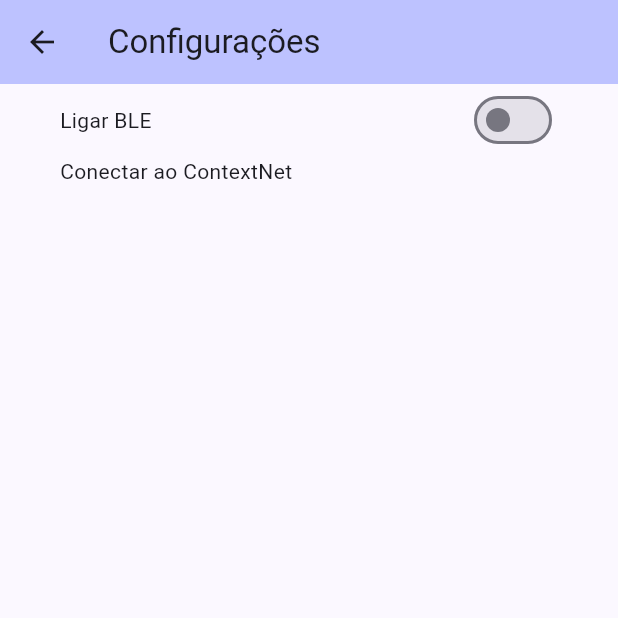
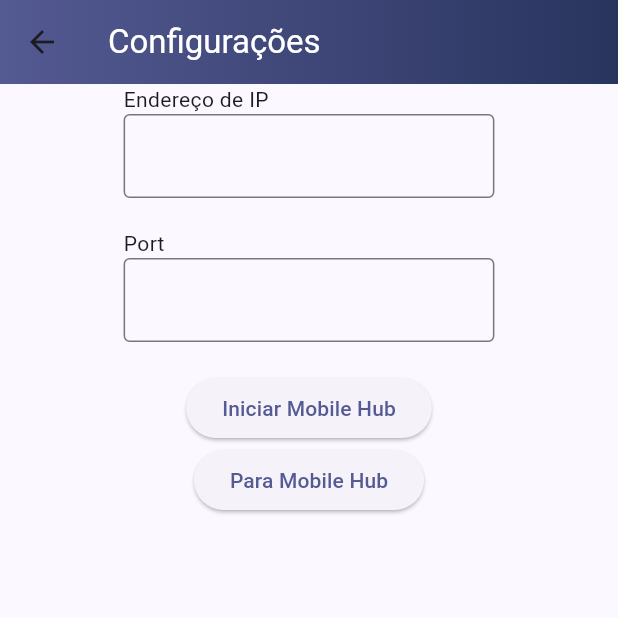
Before and after one commit to AirQyMo/Mobile-Client, a Flutter app: the screen it shows after launch, in the side drawer, after a tap on "Configurações", on a phone screen of 412 x 824 dp, the top half of it. Run offline on Flutter 3.47's test engine with Material 3 defaults, Android fonts, the phone set to English and light mode, and no system bars; missing offline and left inert: plugin.

Commit message:
Tela de configurações com entrada para ip e port

```diff
--- /dev/null
+++ b/lib/ui/settings/view_models/settings_view_model.dart
@@ -0,0 +1,34 @@
+import 'package:flutter/material.dart';
+import 'package:plugin/plugin.dart';
+
+class SettingsViewModel extends ChangeNotifier {
+  final Plugin _plugin;
+
+  SettingsViewModel() : _plugin = Plugin();
+
+  @visibleForTesting
+  SettingsViewModel.setMock(this._plugin);
+
+  Future<bool> startMobileHub(String ipAddress, String port) async {
+    RegExp exp = RegExp(
+      r'\b((25[0-5]|2[0-4][0-9]|[01]?[0-9][0-9]?)\.){3}(25[0-5]|2[0-4][0-9]|[01]?[0-9][0-9]?)\b',
+    );
+
+    if (!exp.hasMatch(ipAddress)) {
+      return false;
+    }
+
+    var intPort = int.tryParse(port);
+
+    if (intPort == null) {
+      return false;
+    }
+
+    _plugin.startMobileHub(ipAddress: ipAddress, port: intPort);
+    return true;
+  }
+
+  Future<void> stopMobileHub() async {
+    _plugin.stopMobileHub();
+  }
+}
--- a/lib/ui/settings/widgets/settings_page_view.dart
+++ b/lib/ui/settings/widgets/settings_page_view.dart
@@ -1,23 +1,25 @@
 import 'package:flutter/material.dart';
-import 'package:plugin/plugin.dart';
+import 'package:mobile_client/ui/settings/view_models/settings_view_model.dart';
 
 class SettingsPageView extends StatefulWidget {
-  const SettingsPageView({super.key, this.plugin});
-  final Plugin? plugin;
+  @visibleForTesting
+  final SettingsViewModel? settingsViewModel;
+
+  const SettingsPageView({super.key, this.settingsViewModel});
 
   @override
   State<SettingsPageView> createState() => _SettingsPageViewState();
 }
 
 class _SettingsPageViewState extends State<SettingsPageView> {
-  late Plugin plugin;
-  late bool ble = false;
-  late bool contextNetConnection = false;
+  late SettingsViewModel settingsViewModel;
+  final TextEditingController ipAddressController = TextEditingController();
+  final TextEditingController portController = TextEditingController();
 
   @override
   void initState() {
     super.initState();
-    plugin = widget.plugin ?? Plugin();
+    settingsViewModel = widget.settingsViewModel ?? SettingsViewModel();
   }
 
   @override
@@ -25,55 +27,71 @@ class _SettingsPageViewState extends State<SettingsPageView> {
     return Scaffold(
       appBar: AppBar(
         backgroundColor: Theme.of(context).colorScheme.inversePrimary,
-        title: Text("Configurações"),
+        title: Text("Configurações", style: TextStyle(color: Colors.white)),
+        flexibleSpace: Container(
+          decoration: BoxDecoration(
+            gradient: LinearGradient(
+              colors: [
+                Theme.of(context).colorScheme.primary,
+                Color(0xFF29345E),
+              ],
+            ),
+          ),
+        ),
       ),
       body: Center(
-        child: Column(
-          children: [
-            Padding(
-              padding: const EdgeInsets.symmetric(horizontal: 40),
-              child: Row(
-                mainAxisAlignment: MainAxisAlignment.spaceBetween,
-                crossAxisAlignment: CrossAxisAlignment.center,
+        child: Padding(
+          padding: EdgeInsets.symmetric(
+            horizontal: MediaQuery.sizeOf(context).width * 0.2,
+          ),
+          child: Column(
+            spacing: 20,
+            children: [
+              Column(
                 children: [
-                  Text('Ligar BLE'),
-                  Switch(
-                    key: Key('BLE_switch'),
-                    value: ble,
-                    onChanged: (bool newValue) {
-                      setState(() {});
-                    },
+                  Row(children: [Text('Endereço de IP')]),
+                  TextField(
+                    key: Key('input ip address'),
+                    controller: ipAddressController,
+                    decoration: const InputDecoration(
+                      border: OutlineInputBorder(),
+                    ),
                   ),
                 ],
               ),
-            ),
-            Padding(
-              padding: const EdgeInsets.symmetric(horizontal: 40),
-              child: Row(
-                mainAxisAlignment: MainAxisAlignment.spaceBetween,
-                crossAxisAlignment: CrossAxisAlignment.center,
+              Column(
                 children: [
-                  Text('Conectar ao ContextNet'),
-                  // Switch(
-                  //   key: Key('ContextNetConnection_switch'),
-                  //   value: contextNetConnection,
-                  //   onChanged: (bool newValue) {
-                  //     setState(() {
-                  //       contextNetConnection = newValue;
-                  //       if (contextNetConnection) {
-                  //         // TODO: replace with another function
-                  //         plugin.startMobileHub();
-                  //       } else {
-                  //         // TODO: replace with another function
-                  //         plugin.stopMobileHub();
-                  //       }
-                  //     });
-                  //   },
-                  // ),
+                  Row(children: [Text('Port')]),
+                  TextField(
+                    key: Key('input port'),
+                    controller: portController,
+                    decoration: const InputDecoration(
+                      border: OutlineInputBorder(),
+                    ),
+                  ),
                 ],
               ),
-            ),
-          ],
+              Column(
+                children: [
+                  ElevatedButton(
+                    onPressed: () {
+                      settingsViewModel.startMobileHub(
+                        ipAddressController.text,
+                        portController.text,
+                      );
+                    },
+                    child: Text('Iniciar Mobile Hub'),
+                  ),
+                  ElevatedButton(
+                    onPressed: () {
+                      settingsViewModel.stopMobileHub();
+                    },
+                    child: Text('Para Mobile Hub'),
+                  ),
+                ],
+              ),
+            ],
+          ),
         ),
       ),
     );
```
Also changed, not shown: 3 other files.
